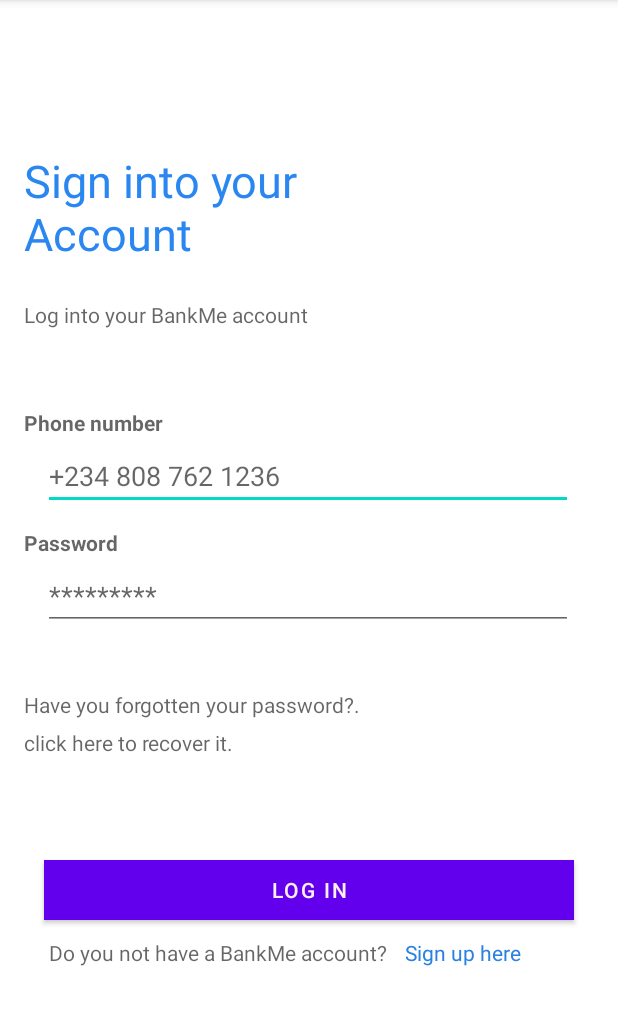
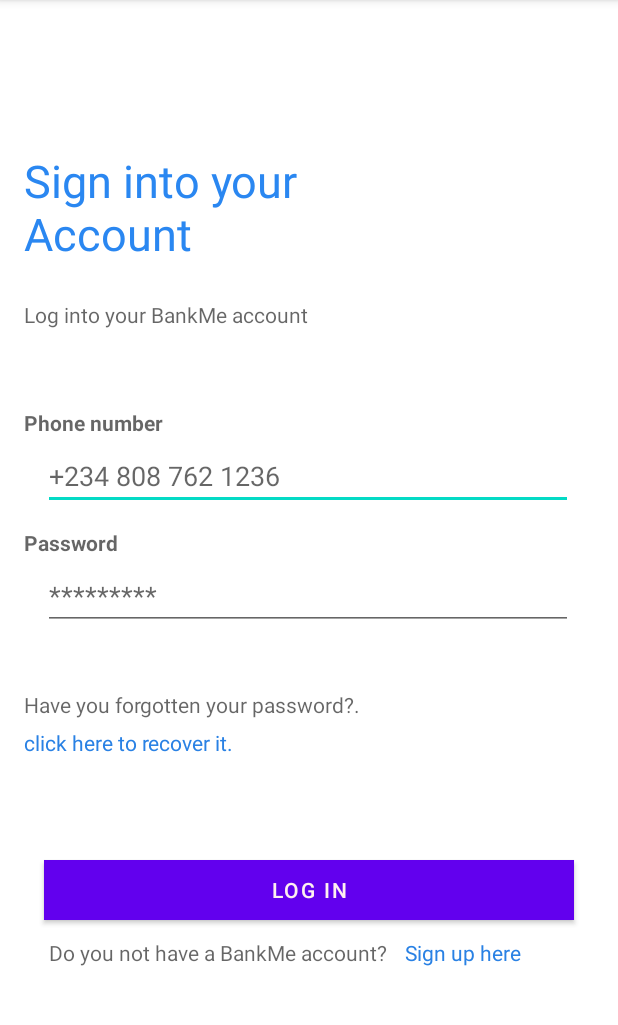
Before and after one commit to vako03/Homework3, an Android app: the screen it shows after launch (MainActivity), on a phone screen of 412 x 824 dp, the part 84-1109 px from its top. Run offline under Robolectric (Android 15) with nearby library versions, the phone set to English and light mode, and no system bars; Roboto replaces fonts that are not available here.

Commit message:
changed the color of the text

```diff
--- a/app/src/main/res/layout/activity_main.xml
+++ b/app/src/main/res/layout/activity_main.xml
@@ -96,11 +96,10 @@
         android:layout_height="20dp"
         android:layout_marginStart="16dp"
         android:layout_marginTop="5dp"
-        android:hint="@string/title5"
+        android:text="@string/title5"
         android:textColor="#2981E4"
         app:layout_constraintStart_toStartOf="parent"
-        app:layout_constraintTop_toBottomOf="@id/title4"
-        tools:text="click here to recover it." />
+        app:layout_constraintTop_toBottomOf="@id/title4" />
 
     <Button
         android:id="@+id/button"
```
